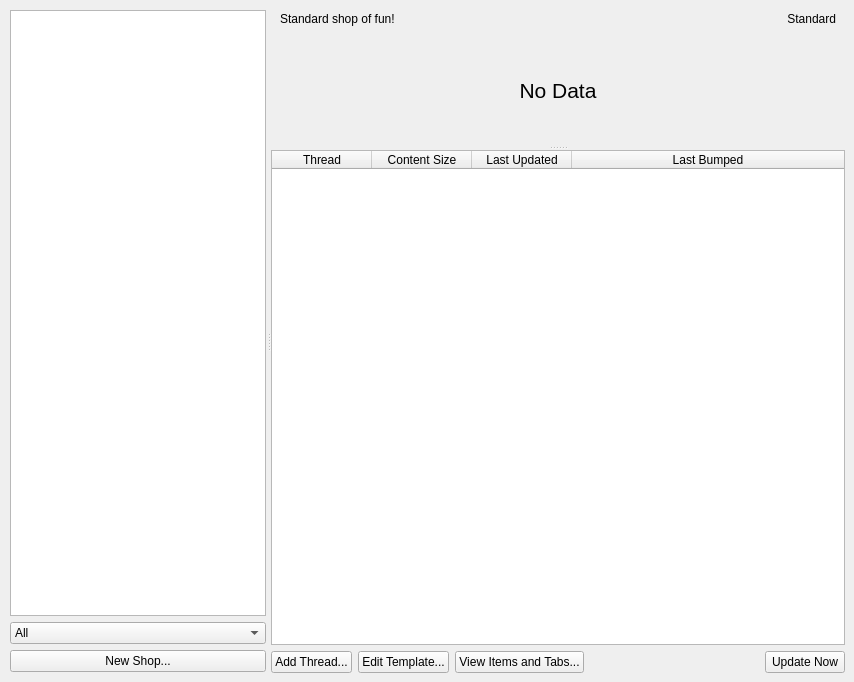
First picture: the form in plugins/AdamantShop/shopviewer.ui, repository Novynn/Adamant, before the edit.
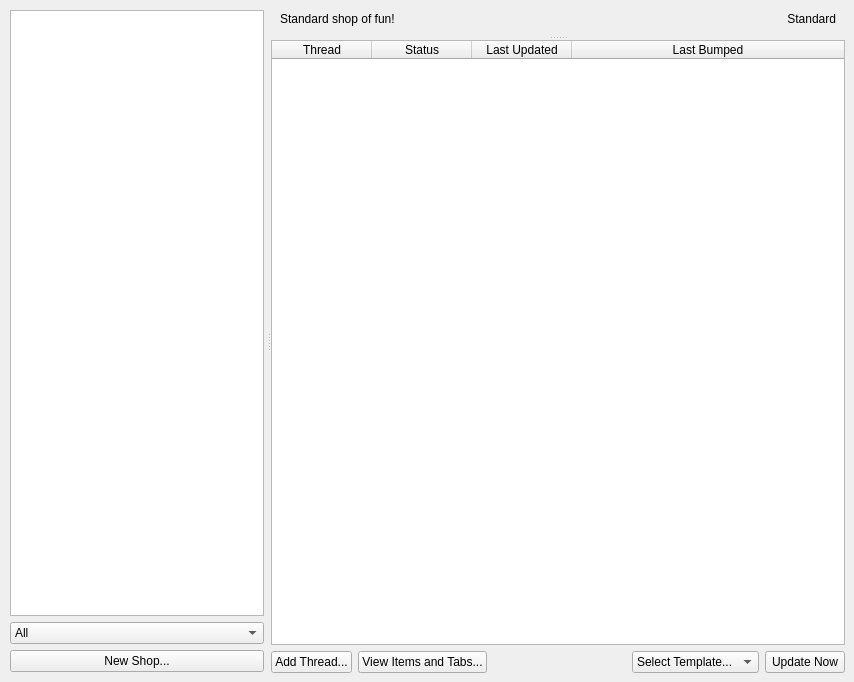
Second picture: the form after the edit. The open tabs and pages were chosen to show the change. Custom widgets are drawn as their Qt base class.

```diff
--- a/plugins/AdamantShop/shopviewer.ui
+++ b/plugins/AdamantShop/shopviewer.ui
@@ -34,13 +34,25 @@
      <property name="orientation">
       <enum>Qt::Horizontal</enum>
      </property>
-     <widget class="QWidget" name="verticalWidget" native="true">
+     <widget class="QWidget" name="sideWidget" native="true">
+      <property name="sizePolicy">
+       <sizepolicy hsizetype="Maximum" vsizetype="Preferred">
+        <horstretch>0</horstretch>
+        <verstretch>0</verstretch>
+       </sizepolicy>
+      </property>
       <property name="minimumSize">
        <size>
         <width>256</width>
         <height>0</height>
        </size>
       </property>
+      <property name="maximumSize">
+       <size>
+        <width>256</width>
+        <height>16777215</height>
+       </size>
+      </property>
       <layout class="QVBoxLayout" name="verticalLayout">
        <property name="leftMargin">
         <number>1</number>
@@ -55,7 +67,23 @@
         <number>1</number>
        </property>
        <item>
-        <widget class="QListWidget" name="listWidget"/>
+        <widget class="QListWidget" name="listWidget">
+         <property name="sizePolicy">
+          <sizepolicy hsizetype="Expanding" vsizetype="Expanding">
+           <horstretch>0</horstretch>
+           <verstretch>0</verstretch>
+          </sizepolicy>
+         </property>
+         <property name="maximumSize">
+          <size>
+           <width>16777215</width>
+           <height>16777215</height>
+          </size>
+         </property>
+         <property name="contextMenuPolicy">
+          <enum>Qt::CustomContextMenu</enum>
+         </property>
+        </widget>
        </item>
        <item>
         <widget class="QComboBox" name="leagueBox">
@@ -165,64 +193,30 @@
          <property name="orientation">
           <enum>Qt::Vertical</enum>
          </property>
-         <widget class="QStackedWidget" name="stackedWidget_2">
-          <property name="currentIndex">
-           <number>0</number>
+         <widget class="QCustomPlot" name="plot" native="true">
+          <property name="minimumSize">
+           <size>
+            <width>1</width>
+            <height>1</height>
+           </size>
           </property>
-          <widget class="QWidget" name="stackedWidget_2Page1">
-           <layout class="QVBoxLayout" name="verticalLayout_3">
-            <property name="spacing">
-             <number>0</number>
-            </property>
-            <property name="leftMargin">
-             <number>9</number>
-            </property>
-            <property name="topMargin">
-             <number>0</number>
-            </property>
-            <property name="rightMargin">
-             <number>9</number>
-            </property>
-            <property name="bottomMargin">
-             <number>0</number>
-            </property>
-            <item>
-             <widget class="QCustomPlot" name="plot" native="true">
-              <property name="minimumSize">
-               <size>
-                <width>1</width>
-                <height>1</height>
-               </size>
-              </property>
-             </widget>
-            </item>
-           </layout>
-          </widget>
-          <widget class="QWidget" name="page">
-           <layout class="QVBoxLayout" name="verticalLayout_6">
-            <item>
-             <widget class="QLabel" name="label">
-              <property name="sizePolicy">
-               <sizepolicy hsizetype="Expanding" vsizetype="Expanding">
-                <horstretch>0</horstretch>
-                <verstretch>0</verstretch>
-               </sizepolicy>
-              </property>
-              <property name="font">
-               <font>
-                <pointsize>16</pointsize>
-               </font>
-              </property>
-              <property name="text">
-               <string>No Data</string>
-              </property>
-              <property name="alignment">
-               <set>Qt::AlignCenter</set>
-              </property>
-             </widget>
-            </item>
-           </layout>
-          </widget>
+          <layout class="QVBoxLayout" name="verticalLayout_3">
+           <property name="spacing">
+            <number>0</number>
+           </property>
+           <property name="leftMargin">
+            <number>9</number>
+           </property>
+           <property name="topMargin">
+            <number>0</number>
+           </property>
+           <property name="rightMargin">
+            <number>9</number>
+           </property>
+           <property name="bottomMargin">
+            <number>0</number>
+           </property>
+          </layout>
          </widget>
          <widget class="QWidget" name="widget_3" native="true">
           <layout class="QVBoxLayout" name="verticalLayout_5">
@@ -240,9 +234,24 @@
            </property>
            <item>
             <widget class="QTableWidget" name="tableWidget">
+             <property name="editTriggers">
+              <set>QAbstractItemView::NoEditTriggers</set>
+             </property>
+             <property name="alternatingRowColors">
+              <bool>true</bool>
+             </property>
+             <property name="selectionMode">
+              <enum>QAbstractItemView::SingleSelection</enum>
+             </property>
+             <property name="selectionBehavior">
+              <enum>QAbstractItemView::SelectRows</enum>
+             </property>
              <attribute name="horizontalHeaderStretchLastSection">
               <bool>true</bool>
              </attribute>
+             <attribute name="verticalHeaderVisible">
+              <bool>false</bool>
+             </attribute>
              <column>
               <property name="text">
                <string>Thread</string>
@@ -250,7 +259,7 @@
              </column>
              <column>
               <property name="text">
-               <string>Content Size</string>
+               <string>Status</string>
               </property>
              </column>
              <column>
@@ -287,13 +296,6 @@
            </property>
           </widget>
          </item>
-         <item>
-          <widget class="QPushButton" name="pushButton_3">
-           <property name="text">
-            <string>Edit Template...</string>
-           </property>
-          </widget>
-         </item>
          <item>
           <widget class="QPushButton" name="viewItemsButton">
            <property name="text">
@@ -315,7 +317,19 @@
           </spacer>
          </item>
          <item>
-          <widget class="QPushButton" name="pushButton_2">
+          <widget class="QComboBox" name="templateBox">
+           <property name="currentText">
+            <string>Select Template...</string>
+           </property>
+           <item>
+            <property name="text">
+             <string>Select Template...</string>
+            </property>
+           </item>
+          </widget>
+         </item>
+         <item>
+          <widget class="QPushButton" name="updateButton">
            <property name="text">
             <string>Update Now</string>
            </property>
```
Left out of the diff: 8 changed lines with no effect on the pictures.
